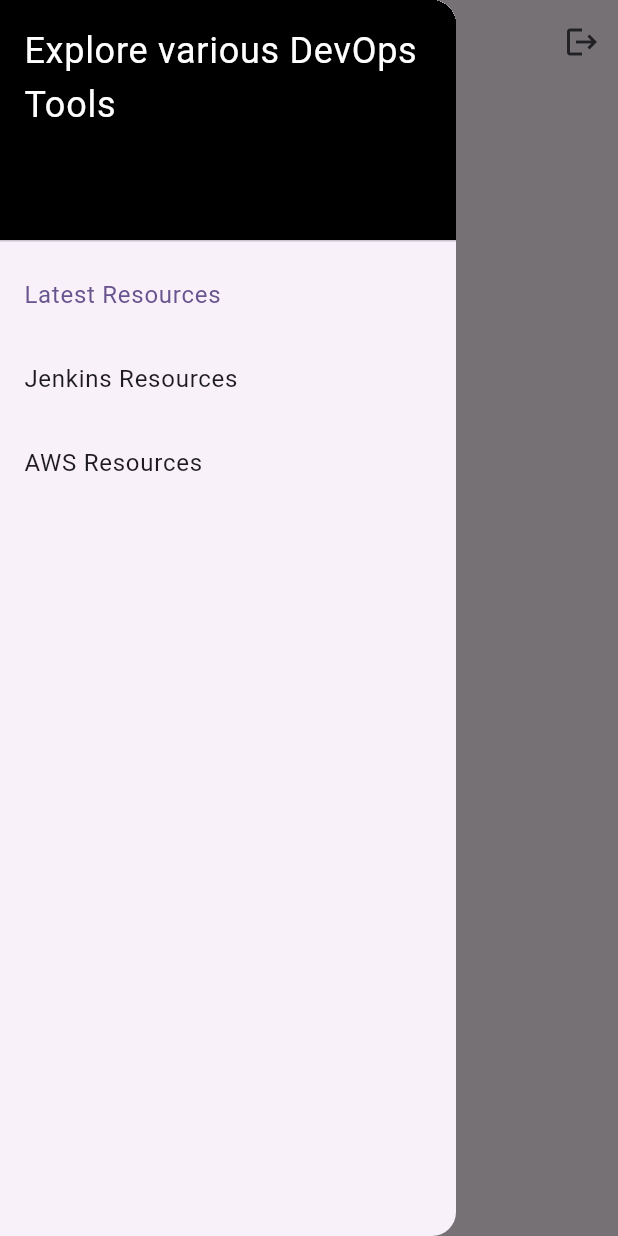
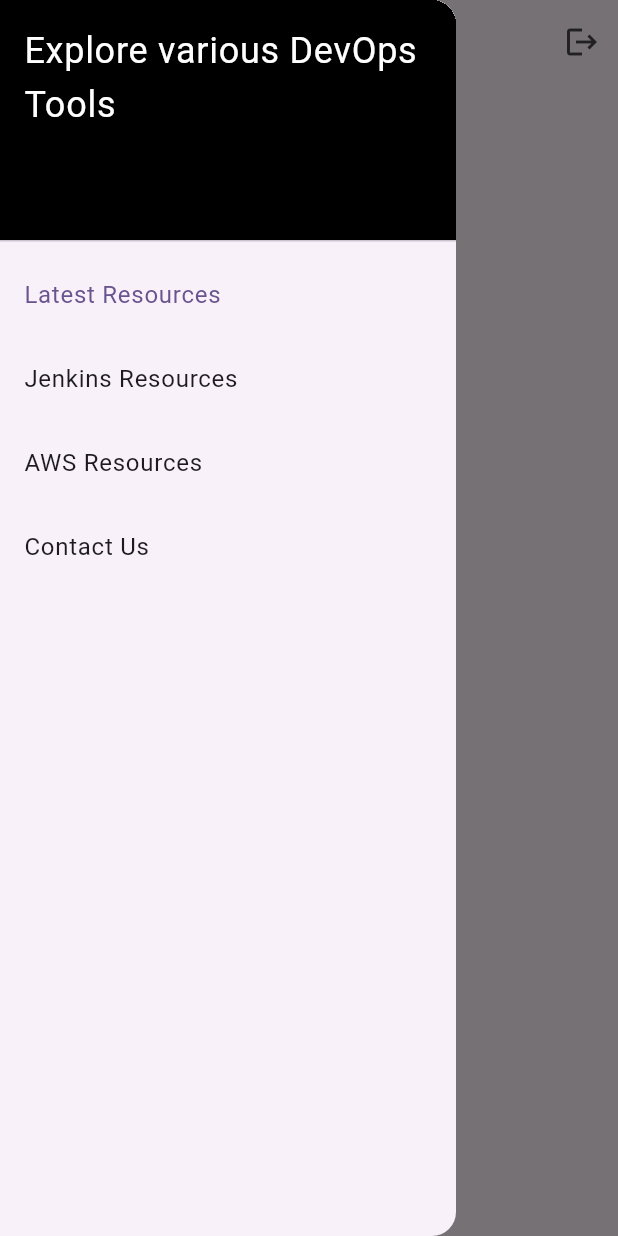
Before and after one commit to hasnainmakada-99/DevPedia, a Flutter app: the DashboardScreen screen opened directly, with the side drawer open, on a phone screen of 412 x 824 dp. Run offline on Flutter 3.47's test engine with Material 3 defaults, Android fonts, the phone set to English and light mode, and no system bars; our stand-ins replace another_flutter_splash_screen, cloud_firestore, dio, firebase_auth, firebase_core, flutter_rating_bar and 6 more; missing offline and left inert: dart:ffi, google_gemini; accounts and stored records are empty; network calls fail.

Commit message:
update: made it production ready and sent it to indus appstore

```diff
--- a/lib/main.dart
+++ b/lib/main.dart
@@ -2,6 +2,7 @@ import 'package:devpedia/auth/auth_provider.dart';
 import 'package:devpedia/firebase_options.dart';
 import 'package:devpedia/screens/dashboard_screen.dart';
 import 'package:devpedia/screens/login_screen.dart';
+import 'package:devpedia/utils/alert_dialog.dart';
 import 'package:firebase_core/firebase_core.dart';
 import 'package:flutter/material.dart';
 import 'package:flutter_riverpod/flutter_riverpod.dart';
@@ -61,7 +62,7 @@ class _MyHomePageState extends ConsumerState<MyHomePage> {
 
     return authState.when(
       data: (data) {
-        if (data != null) {
+        if (data != null && data.emailVerified) {
           return const DashboardScreen();
         } else {
           return LoginScreen();
--- a/lib/resources screens/all_resources.dart
+++ b/lib/resources screens/all_resources.dart
@@ -28,10 +28,11 @@ class _AllResourcesState extends ConsumerState<AllResources> {
   }
 
   Future<void> preloadData() async {
-    resources = (await fetchVideos().first) as Stream<List<ResourceModal>>;
+    final videos = await fetchVideos().first;
     // Save the fetched videos to the cache
     SharedPreferences prefs = await SharedPreferences.getInstance();
-    prefs.setString('cachedVideos', jsonEncode(resources));
+    prefs.setString('cachedVideos', jsonEncode(videos));
+    resources = Stream.value(videos);
   }
 
   Future<void> refreshVideos() async {
@@ -43,13 +44,16 @@ class _AllResourcesState extends ConsumerState<AllResources> {
   @override
   Widget build(BuildContext context) {
     return RefreshIndicator(
-      onRefresh: () async {
-        await refreshVideos();
-      },
+      onRefresh: () => refreshVideos(),
       child: StreamBuilder<List<ResourceModal>>(
         stream: resources,
         builder: (context, snapshot) {
           if (snapshot.hasData) {
+            if (snapshot.data!.isEmpty) {
+              return const Center(
+                child: Text("No resources available"),
+              );
+            } else {
               return ListView.builder(
                 itemCount: snapshot.data!.length,
                 itemBuilder: (context, index) {
@@ -62,7 +66,8 @@ class _AllResourcesState extends ConsumerState<AllResources> {
                           builder: (context) => ResourceInfo(
                             resourceRelatedTo: snapshotData.tool.toString(),
                             channelName: snapshotData.channelName.toString(),
-                          publishedDate: snapshotData.publishedDate.toString(),
+                            publishedDate:
+                                snapshotData.publishedDate.toString(),
                             resourceTitle: snapshotData.title.toString(),
                             resourceURL: snapshotData.url.toString(),
                             resourceDescription:
@@ -79,9 +84,10 @@ class _AllResourcesState extends ConsumerState<AllResources> {
                   );
                 },
               );
+            }
           } else if (snapshot.hasError) {
             return const Center(
-              child: Text("Some Error Occured"),
+              child: Text("Some Error Occurred"),
             );
           } else if (snapshot.connectionState == ConnectionState.waiting) {
             return const Center(
@@ -89,7 +95,7 @@ class _AllResourcesState extends ConsumerState<AllResources> {
             );
           } else {
             return const Center(
-              child: Text("Some Error Occured"),
+              child: Text("Some Error Occurred"),
             );
           }
 
--- a/lib/screens/dashboard_screen.dart
+++ b/lib/screens/dashboard_screen.dart
@@ -3,6 +3,7 @@ import 'package:devpedia/auth/auth_provider.dart';
 import 'package:devpedia/resources%20screens/all_resources.dart';
 import 'package:devpedia/resources%20screens/aws.dart';
 import 'package:devpedia/resources%20screens/jenkins.dart';
+import 'package:devpedia/screens/contact_screen.dart';
 import 'package:devpedia/screens/login_screen.dart';
 import 'package:devpedia/utils/alert_dialog.dart';
 import 'package:devpedia/utils/showAlert.dart';
@@ -21,10 +22,11 @@ class DashboardScreen extends ConsumerStatefulWidget {
 class _DashboardScreenState extends ConsumerState<DashboardScreen> {
   int _selectedIndex = 0;
 
-  final List<Widget> _widgetOptions = const <Widget>[
+  final List<Widget> _widgetOptions = <Widget>[
     AllResources(),
     JenkinsResources(),
     awsresources(),
+    ContactScreen(),
   ];
 
   void _onItemTapped(int index) {
@@ -137,6 +139,16 @@ class _DashboardScreenState extends ConsumerState<DashboardScreen> {
                 Navigator.pop(context);
               },
             ),
+            ListTile(
+              title: const Text('Contact Us'),
+              selected: _selectedIndex == 3,
+              onTap: () {
+                // Update the state of the app
+                _onItemTapped(3);
+                // Then close the drawer
+                Navigator.pop(context);
+              },
+            ),
           ],
         ),
       ),
--- a/lib/screens/login_screen.dart
+++ b/lib/screens/login_screen.dart
@@ -71,6 +71,7 @@ class _LoginScreenState extends ConsumerState<LoginScreen> {
                     backgroundColor: Color.fromARGB(255, 53, 51, 56),
                     padding: EdgeInsets.symmetric(vertical: 10),
                   ),
+                  onPressed: isLoading ? null : _handleLogin,
                   child: isLoading
                       ? SizedBox(
                           width: 20,
@@ -81,19 +82,18 @@ class _LoginScreenState extends ConsumerState<LoginScreen> {
                           'Login',
                           style: TextStyle(fontSize: 18, color: Colors.white),
                         ),
-                  onPressed: isLoading ? null : _handleLogin,
                 ),
               ),
-              SizedBox(height: 10),
+              const SizedBox(height: 10),
               TextButton(
                 style: TextButton.styleFrom(
                   backgroundColor: Colors.transparent,
                 ),
+                onPressed: _navigateToRegisterScreen,
                 child: Text(
                   'Not registered yet? Register now.',
                   style: TextStyle(color: Color.fromARGB(255, 53, 51, 56)),
                 ),
-                onPressed: _navigateToRegisterScreen,
               ),
             ],
           ),
--- a/pubspec.yaml
+++ b/pubspec.yaml
@@ -42,16 +42,18 @@ dependencies:
   flutter_riverpod: ^2.4.9
   google_fonts: 6.1.0
   google_gemini: ^0.1.2
+
   share_plus: any
   shared_preferences: ^2.2.2
   step_progress_indicator: ^1.0.2
+
+  url_launcher: any
   youtube_player_flutter: ^9.0.0
 
 dev_dependencies:
   flutter_lints: ^2.0.0
   flutter_test:
     sdk: flutter
-  test: ^1.24.9
 
 # For information on the generic Dart part of this file, see the
 # following page: https://dart.dev/tools/pub/pubspec
```
Also changed, not shown: lib/auth/auth_provider.dart (+11 -0 lines), lib/screens/contact_screen.dart (added, +45 -0 lines), lib/screens/register_screen.dart (+48 -5 lines), lib/utils/alert_dialog.dart (+14 -11 lines), pubspec.lock, 3 other files. Lines whose indentation alone changed are shown as unchanged.
